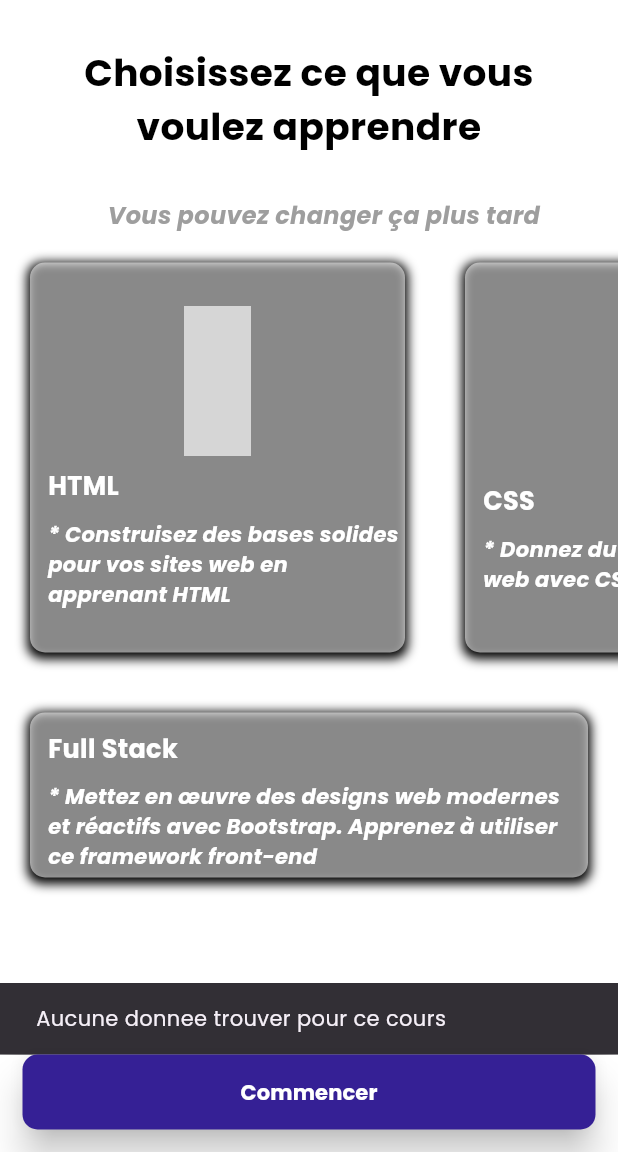
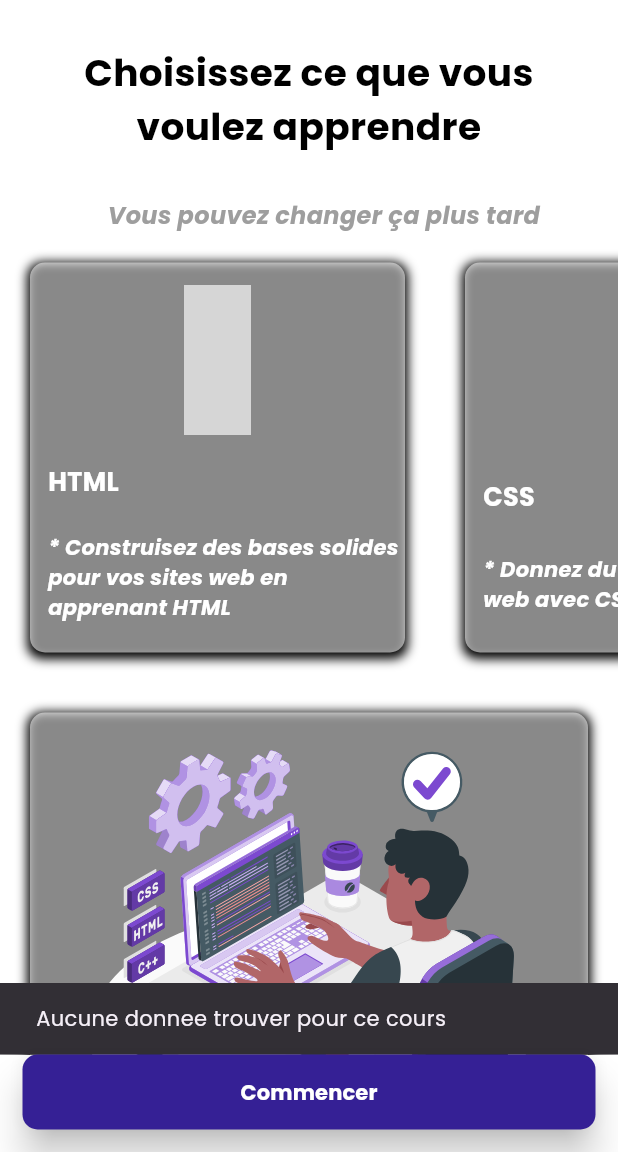
Before and after one commit to Godisouleymane/Nerd-app, a Flutter app: the IntroductionPage screen opened directly, after a tap on "Commencer", on a phone screen of 412 x 824 dp, the part 84-1236 px from its top. Run offline on Flutter 3.47's test engine with Material 3 defaults, Android fonts, the phone set to English and light mode, and no system bars; our stand-ins replace firebase_auth, firebase_core, flutter_svg, google_fonts, google_sign_in, smooth_page_indicator; missing offline and left inert: dev_icons; accounts and stored records are empty; grey boxes are pictures that could not be loaded.

Commit message:
ajout du container du desction du parcours full stack

```diff
--- a/lib/choixParcours/gestureDetecto/gesture.dart
+++ b/lib/choixParcours/gestureDetecto/gesture.dart
@@ -1,4 +1,5 @@
 import 'package:flutter/material.dart';
+import 'package:flutter_svg/svg.dart';
 
 class CustomGestureDetector extends StatefulWidget {
   final String containerId;
@@ -10,8 +11,8 @@ class CustomGestureDetector extends StatefulWidget {
   final String autreVariable;
   final bool isSelected; // Ajout de la variable isSelected
   final double width;
-  final Widget? child;
   final BoxDecoration? decoration;
+  final bool hasImage;
 
   const CustomGestureDetector({
     required this.containerId,
@@ -23,8 +24,8 @@ class CustomGestureDetector extends StatefulWidget {
     required this.autreVariable,
     this.isSelected = false, // Initialisation de la variable isSelected
     this.width = 250,
-    this.child,
     this.decoration,
+    this.hasImage = false,
     Key? key,
   }) : super(key: key);
   @override
@@ -33,6 +34,7 @@ class CustomGestureDetector extends StatefulWidget {
 
 class _CustomGestureDetectorState extends State<CustomGestureDetector> {
   bool isSelected = false;
+
   @override
   Widget build(BuildContext context) {
     return Padding(
@@ -61,11 +63,11 @@ class _CustomGestureDetectorState extends State<CustomGestureDetector> {
               ),
             ],
           ),
-          child: Center(
           child: Column(
-              mainAxisAlignment: MainAxisAlignment.center,
+            mainAxisAlignment: MainAxisAlignment.spaceEvenly,
             children: [
-                if (widget.child != null) widget.child!,
+              if (widget.hasImage)
+               SvgPicture.asset('assets/fullStack.svg',fit: BoxFit.cover, height: 300,),
               if (widget.containerIcon != null) widget.containerIcon!,
               Padding(
                 padding: const EdgeInsets.only(left: 8.0, top: 8.0),
@@ -82,7 +84,7 @@ class _CustomGestureDetectorState extends State<CustomGestureDetector> {
                 ),
               ),
               Padding(
-                  padding: const EdgeInsets.only(left: 8.0, top: 10.0),
+                padding: const EdgeInsets.only(left: 8.0, top: 10.0, bottom: 5.0),
                 child: Align(
                   alignment: Alignment.centerLeft,
                   child: Text(
@@ -94,9 +96,7 @@ class _CustomGestureDetectorState extends State<CustomGestureDetector> {
                   ),
                 ),
               ),
-
             ],
-            ),
           ),
         ),
       ),
--- a/lib/choixParcours/introduction.dart
+++ b/lib/choixParcours/introduction.dart
@@ -225,8 +225,9 @@ class _IntroductionPageState extends State<IntroductionPage> {
                     onTapCallback: updateSelectedContainer,
                     isSelected: selectedContainerId == 'devFullSctack',
                     autreInformation: 'Full Stack',
+                    hasImage: true,
                     autreVariable:
-                        "* Mettez en œuvre des designs web modernes et réactifs avec Bootstrap. Apprenez à utiliser ce framework front-end",
+                        "Transformez votre passion en carrière avec notre cours de Développement Full Stack. Maîtrisez chaque aspect du développement web moderne, obtenez une certification reconnue, et lancez-vous dans une carrière dynamique en tant que développeur Full Stack.",
                   ),
                 ],
               ),
@@ -267,6 +268,8 @@ class _IntroductionPageState extends State<IntroductionPage> {
               sendDataForPYTHON();
             } else if (selectedContainerId == 'mongodb') {
               sendDataForMONGODB();
+            } else if (selectedContainerId == 'devFullSctack') {
+              sendDataForFULLSTACK();
             } else {
               showNotification(context, "Aucune donnee trouver pour ce cours");
             }
@@ -326,4 +329,8 @@ class _IntroductionPageState extends State<IntroductionPage> {
   void sendDataForMONGODB() {
     print('Données pour le parcours "MONGODB" envoyées.');
   }
+
+  void sendDataForFULLSTACK() {
+    print('Données pour le parcours "FULL STACK" envoyées.');
+  }
 }
--- a/pubspec.yaml
+++ b/pubspec.yaml
@@ -71,7 +71,7 @@ flutter:
       - assets/Achievement-amico.svg
       - assets/Hand coding-amico.svg
       - assets/programmer-animate.svg
-      - assets/Hand coding-amico (1).svg
+      - assets/fullStack.svg
   #   - images/a_dot_burr.jpeg
   #   - images/a_dot_ham.jpeg
 
```
Also changed, not shown: assets/fullStack.svg (renamed from assets/Hand coding-amico (1).svg). Lines whose indentation alone changed are shown as unchanged.
